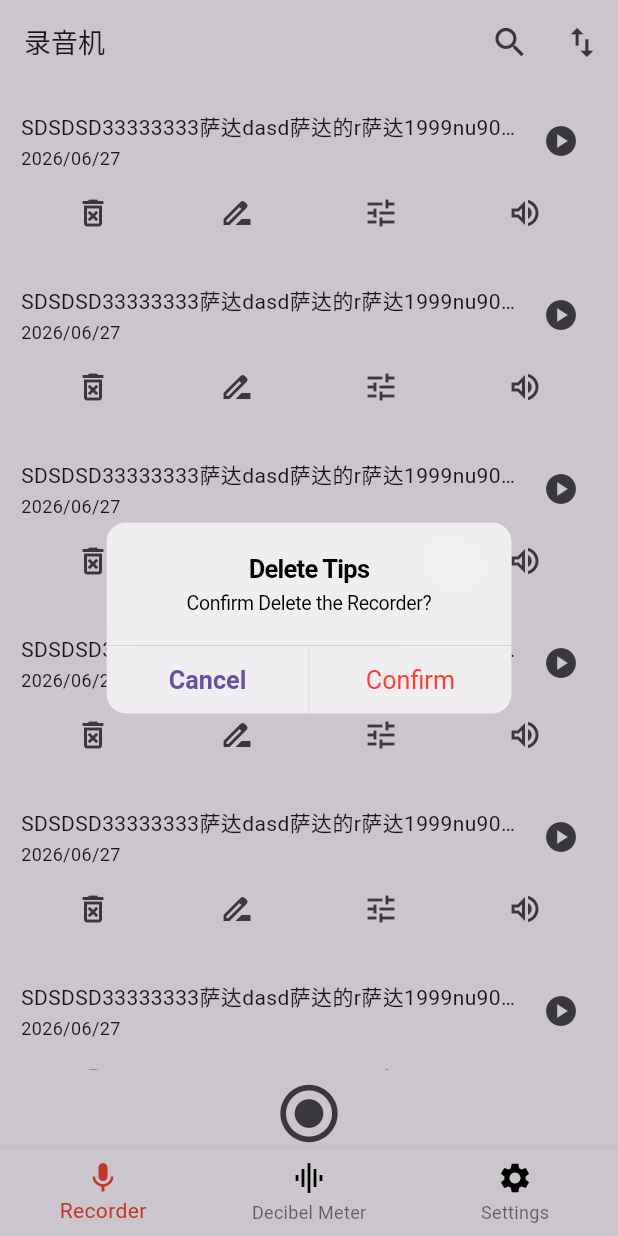
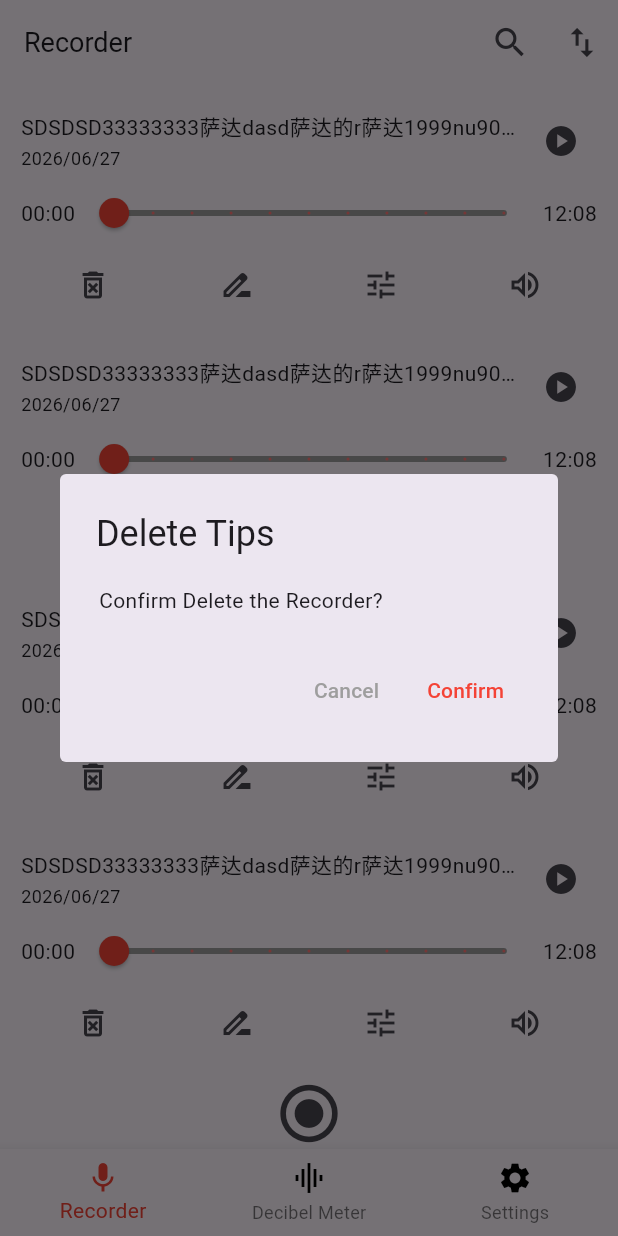
Before and after one commit to wu-yiqiang/audiometer, a Flutter app: the screen it shows after launch, after a tap on the "delete forever" icon, on a phone screen of 412 x 824 dp. Run offline on Flutter 3.47's test engine with Material 3 defaults, Android fonts, the phone set to English and light mode, and no system bars; our stand-ins replace get.

Commit message:
优化输入效果

```diff
--- a/lib/common/const.dart
+++ b/lib/common/const.dart
@@ -1,3 +1,4 @@
 import 'package:flutter/material.dart';
 
 const PrimaryColor = Colors.red;
+const SecondColor = Color.fromARGB(255, 255, 120, 120);
--- a/lib/main.dart
+++ b/lib/main.dart
@@ -1,10 +1,17 @@
 import 'package:audiometer/binding.dart';
-import 'package:audiometer/pages/Home/Home.dart';
+import 'package:audiometer/common/const.dart';
+import 'package:audiometer/router/router.dart';
 import 'package:audiometer/translation/translation.dart';
+import 'package:audiometer/utils/eventBus.dart';
 import 'package:flutter/material.dart';
 import 'package:get/get.dart';
 
 void main() {
+  eventBus.on(Events.NAVIGATE.name, (ROUTERKEY) {
+    if (ROUTERKEY.isNotEmpty) {
+      Get.toNamed(ROUTERKEY!);
+    }
+  });
   runApp(const MyApp());
 }
 
@@ -13,12 +20,14 @@ class MyApp extends StatelessWidget {
   @override
   Widget build(BuildContext context) {
     return GetMaterialApp(
-      home: HomePage(),
+      initialRoute: routerMap['HOME'],
+      getPages: AppPages.pages,
       theme: ThemeData(
+        // colorScheme: ColorScheme.fromSeed(
+        //   seedColor: PrimaryColor,
+        //   brightness: Brightness.light,
+        // ),
         appBarTheme: AppBarTheme(
-          elevation: 0.0, // 阴影高度
-          scrolledUnderElevation: 0.0, // 滚动到内容下方时的阴影高度
-          surfaceTintColor: Colors.transparent, // 核心：禁用 M3 的表面色调叠加
         ),
       ),
       locale: Locale(
--- a/lib/pages/RecorderPage/Recorder.dart
+++ b/lib/pages/RecorderPage/Recorder.dart
@@ -1,5 +1,6 @@
+import 'package:audiometer/common/const.dart';
+import 'package:audiometer/widgets/DeleteDialog.dart';
 import 'package:audiometer/widgets/IconsButton.dart';
-import 'package:flutter/cupertino.dart';
 import 'package:flutter/material.dart';
 import 'package:get/get.dart';
 
@@ -11,6 +12,7 @@ class Recorder extends StatefulWidget {
 }
 
 class _Recorder extends State<Recorder> {
+  double timelength = 0;
   @override
   Widget build(BuildContext context) {
     return Container(
@@ -21,14 +23,50 @@ class _Recorder extends State<Recorder> {
       child: Flex(
         direction: Axis.vertical,
         children: [
-          Flex(direction: Axis.horizontal,
-          mainAxisAlignment: MainAxisAlignment.spaceBetween,
+          Flex(
+            direction: Axis.horizontal,
+            mainAxisAlignment: MainAxisAlignment.spaceBetween,
             children: [
-              Expanded(child: Flex(direction: Axis.vertical,crossAxisAlignment: CrossAxisAlignment.start, spacing: 2,children: [
-                Text("SDSDSD33333333萨达dasd萨达的r萨达1999nu900k0",overflow: TextOverflow.ellipsis, style: TextStyle(fontSize: 14),),
-                Text("2026/06/27", style: TextStyle(fontSize: 12),)
-              ],),),
-              IconsButton(icon: Icons.play_circle, onPress: () {})
+              Expanded(
+                child: Flex(
+                  direction: Axis.vertical,
+                  crossAxisAlignment: CrossAxisAlignment.start,
+                  spacing: 2,
+                  children: [
+                    Text(
+                      "SDSDSD33333333萨达dasd萨达的r萨达1999nu900k0",
+                      overflow: TextOverflow.ellipsis,
+                      style: TextStyle(fontSize: 14),
+                    ),
+                    Text("2026/06/27", style: TextStyle(fontSize: 12)),
+                  ],
+                ),
+              ),
+              IconsButton(icon: Icons.play_circle, onPress: () {}),
+            ],
+          ),
+          Flex(
+            direction: Axis.horizontal,
+            mainAxisAlignment: MainAxisAlignment.spaceBetween,
+            children: [
+              Text("00:00"),
+              Expanded(
+                child: Slider(
+                  value: timelength,
+                  min: 0,
+                  max: 100,
+                  divisions: 10,
+                  activeColor: SecondColor,
+                  inactiveColor: Colors.grey,
+                  thumbColor: PrimaryColor,
+                  onChanged: (value) {
+                    setState(() {
+                      timelength = value;
+                    });
+                  },
+                ),
+              ),
+              Text("12:08"),
             ],
           ),
           Container(
@@ -37,37 +75,41 @@ class _Recorder extends State<Recorder> {
               children: [
                 Expanded(
                   flex: 1,
-                  child: IconsButton(icon: Icons.delete_forever_outlined, onPress: () {
-                    showCupertinoDialog<void>(
-                        context: context,
-                        builder: (BuildContext context) => CupertinoAlertDialog(
-                          title: Text('deleteTips'.tr),
-                          content: Text(
-                            'confirmDeleteTheRecorder'.tr,
-                          ),
-                          actions: <CupertinoDialogAction>[
-                            CupertinoDialogAction(
-                              isDefaultAction: true,
-                              onPressed: () {
-                                Navigator.pop(context);
-                              },
-                              child: Text('cancel'.tr),
-                            ),
-                            CupertinoDialogAction(
-                              isDestructiveAction: true,
-                              onPressed: () {
-                                Navigator.pop(context);
-                              },
-                              child: Text('confirm'.tr),
+                  child: IconsButton(
+                    icon: Icons.delete_forever_outlined,
+                    onPress: () async {
+                      bool? deleted = await showDeleteConfirmDialog(
+                        context,
+                        'deleteTips'.tr,
+                        Text('confirmDeleteTheRecorder'.tr),
+                      );
+                      if (deleted == true) {}
+                    },
+                  ),
+                ),
+                Expanded(
+                  flex: 1,
+                  child: IconsButton(
+                    icon: Icons.drive_file_rename_outline,
+                    onPress: () async {
+                      bool? deleted = await showDeleteConfirmDialog(
+                        context,
+                        'rename'.tr,
+                        Column(
+                          mainAxisSize: MainAxisSize.min,
+                          children: [
+                            TextField(
+                              autofocus: true,
+                              decoration: InputDecoration(
+                                hintText: 'rename'.tr,
+                              ),
                             ),
                           ],
                         ),
                       );
-                  }),
-                ),
-                Expanded(
-                  flex: 1,
-                  child: IconsButton(icon: Icons.drive_file_rename_outline, onPress: () {}),
+                      if (deleted == true) {}
+                    },
+                  ),
                 ),
                 Expanded(
                   flex: 1,
@@ -75,10 +117,16 @@ class _Recorder extends State<Recorder> {
                 ),
                 Expanded(
                   flex: 1,
-                  child: IconsButton(icon: Icons.volume_up_outlined, onPress: () {}),
+                  child: IconsButton(
+                    icon: Icons.volume_up_outlined,
+                    onPress: () {},
+                  ),
                 ),
               ],
-            ),)
-      ],));
+            ),
+          ),
+        ],
+      ),
+    );
   }
 }
--- a/lib/pages/RecorderPage/RecorderPage.dart
+++ b/lib/pages/RecorderPage/RecorderPage.dart
@@ -1,4 +1,6 @@
 import 'package:audiometer/pages/RecorderPage/Recorder.dart';
+import 'package:audiometer/router/router.dart';
+import 'package:audiometer/utils/eventBus.dart';
 import 'package:audiometer/widgets/IconsButton.dart';
 import 'package:flutter/material.dart';
 import 'package:get/get.dart';
@@ -7,10 +9,7 @@ class RecorderPage extends StatelessWidget {
   Widget build(BuildContext context) {
     return Scaffold(
       appBar: AppBar(
-        title: Text("录音机", style: TextStyle(fontSize: 18)),
-        scrolledUnderElevation: 0.0,
-        surfaceTintColor: Colors.transparent, // 核心：禁用 M3 的表面色调叠加
-        elevation: 0.0,
+        title: Text("recorder".tr, style: TextStyle(fontSize: 18)),
         actions: <Widget>[
           IconsButton(
             icon: Icons.search,
@@ -67,7 +66,12 @@ class RecorderPage extends StatelessWidget {
                     IconsButton(
                       icon: Icons.radio_button_checked,
                       size: 46,
-                      onPress: () {},
+                      onPress: () {
+                        eventBus.emit(
+                          Events.NAVIGATE.name,
+                          routerMap['RECORDING']!,
+                        );
+                      },
                     ),
                   ],
                 ),
--- /dev/null
+++ b/lib/router/router.dart
@@ -0,0 +1,15 @@
+import 'package:audiometer/pages/Home/Home.dart';
+import 'package:audiometer/pages/RecorderPage/RecordingPage.dart';
+import 'package:get/get.dart';
+
+final routerMap = <String, String>{
+  "HOME": "/home",
+  "RECORDING": '/recording',
+};
+
+abstract class AppPages {
+  static final pages = [
+    GetPage(name: routerMap['HOME']!, page: () => HomePage()),
+    GetPage(name: routerMap['RECORDING']!, page: () => RecordingPage()),
+  ];
+}
--- a/lib/translation/en_US.dart
+++ b/lib/translation/en_US.dart
@@ -5,5 +5,7 @@ final Map<String, String> en_US = {
   'deleteTips': "Delete Tips",
   'confirmDeleteTheRecorder': "Confirm Delete the Recorder?",
   'cancel': "Cancel",
-  "confirm": "Confirm"
+  'confirm': "Confirm",
+  'rename':"Rename",
+  'recording': "Recording"
 };
--- a/lib/translation/zh_CN.dart
+++ b/lib/translation/zh_CN.dart
@@ -5,5 +5,7 @@ final Map<String, String> zh_CN = {
   'deleteTips': "删除提示",
   'confirmDeleteTheRecorder': "确认删除该段录音？",
   'cancel': "取消",
-  "confirm": "确认"
+  "confirm": "确认",
+  'rename': "重命名",
+  'recording': "录音"
 };
--- /dev/null
+++ b/lib/widgets/DeleteDialog.dart
@@ -0,0 +1,41 @@
+import 'package:audiometer/common/const.dart';
+import 'package:flutter/material.dart';
+import 'package:get/get.dart';
+
+Future<bool?> showDeleteConfirmDialog(context, String title, Widget widget) {
+  final screenWidth = MediaQuery.of(context).size.width;
+  final dialogWidth = screenWidth * 0.8;
+  return showDialog<bool>(
+    context: context,
+    builder: (context) {
+      return AlertDialog(
+        title: Text(title),
+        shape: RoundedRectangleBorder(borderRadius: BorderRadius.all(Radius.circular(4))),
+        content: Container(
+          padding: EdgeInsetsGeometry.all(2),
+          width: dialogWidth,
+          child: Container(
+            width: double.infinity,
+            child: widget,
+          ),
+        ),
+        actions: <Widget>[
+          TextButton(
+            style: ButtonStyle(
+              foregroundColor: WidgetStateProperty.all(Colors.grey),
+            ),
+            child: Text('cancel'.tr),
+            onPressed: () => Navigator.of(context).pop(),
+          ),
+          TextButton(
+            style: ButtonStyle(foregroundColor: WidgetStateProperty.all(PrimaryColor)),
+            child: Text('confirm'.tr),
+            onPressed: () {
+              Navigator.of(context).pop(true);
+            },
+          ),
+        ],
+      );
+    },
+  );
+}
```
Also changed, not shown: lib/pages/RecorderPage/RecordingPage.dart (added, +22 -0 lines), lib/utils/eventBus.dart (added, +40 -0 lines).
